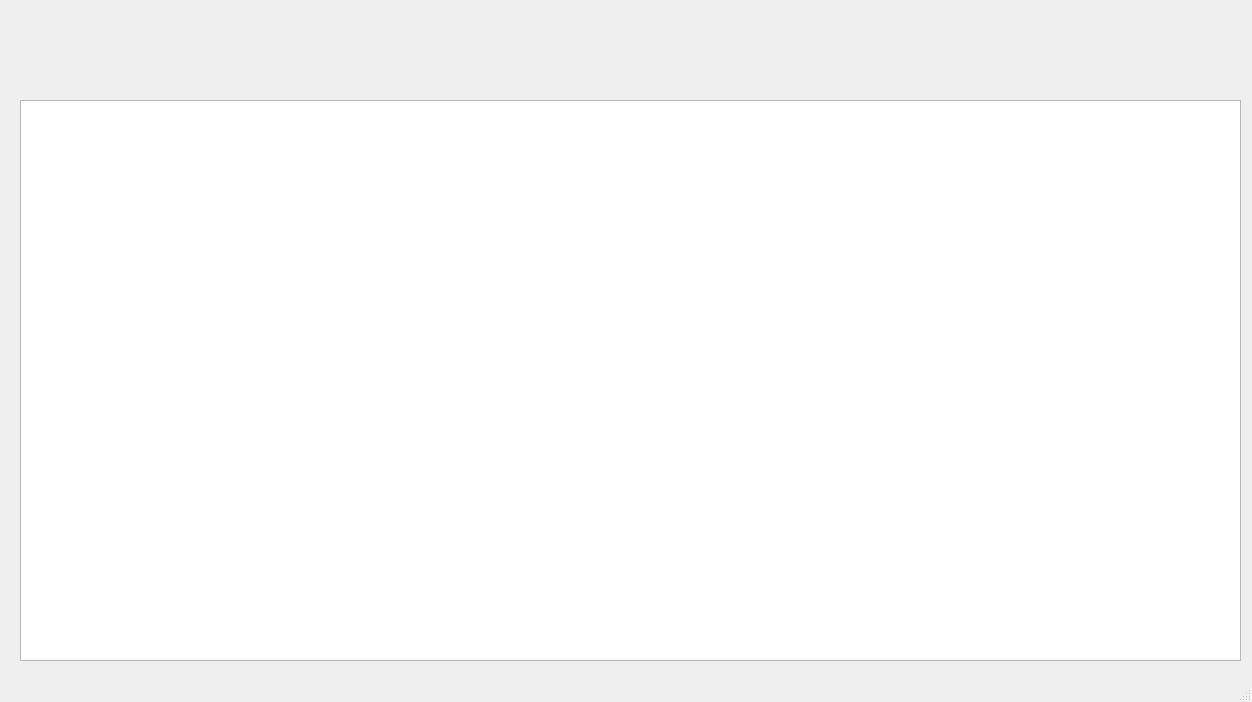
The window that mainwindow.ui (Nikonoffcmi/diplome) describes before a commit, drawn with Qt 5.
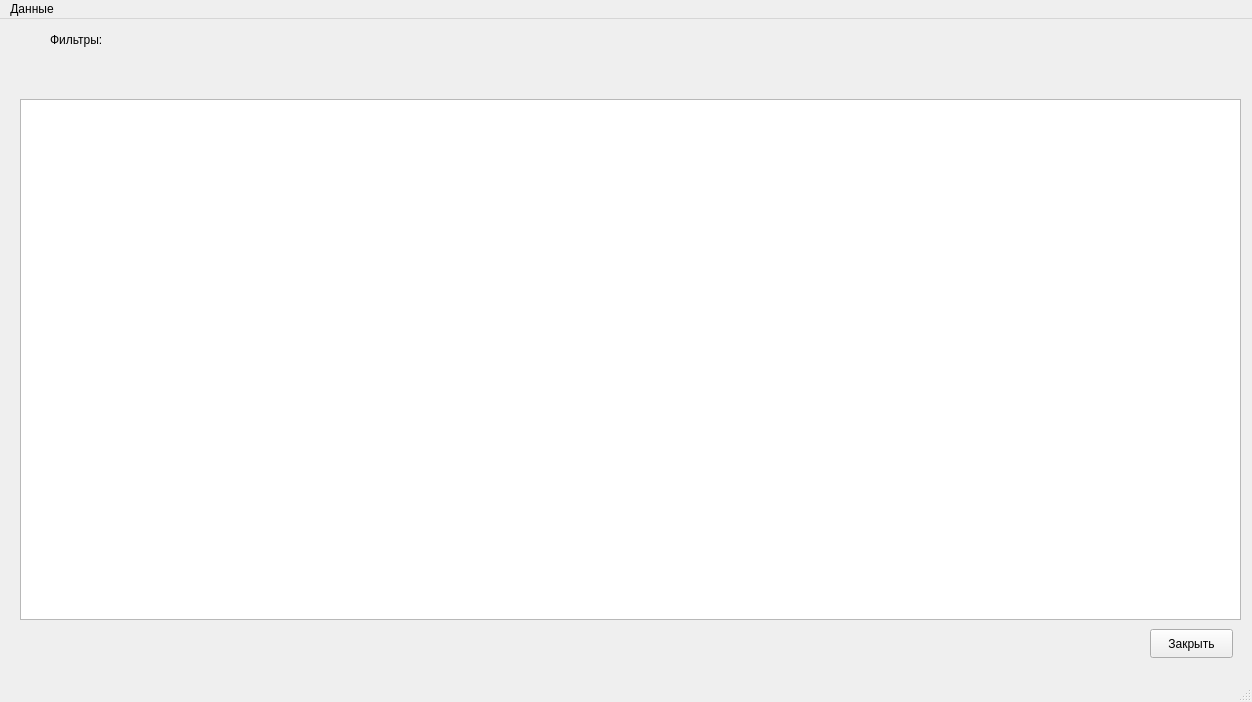
The same window after the commit.

What changed in the file:
```diff
--- a/mainwindow.ui
+++ b/mainwindow.ui
@@ -21,9 +21,9 @@
     <property name="geometry">
      <rect>
       <x>20</x>
-      <y>100</y>
+      <y>80</y>
       <width>1221</width>
-      <height>561</height>
+      <height>521</height>
      </rect>
     </property>
     <property name="autoFillBackground">
@@ -52,13 +52,39 @@
     <property name="geometry">
      <rect>
       <x>50</x>
-      <y>60</y>
+      <y>40</y>
       <width>1191</width>
       <height>31</height>
      </rect>
     </property>
     <layout class="QHBoxLayout" name="horizontalLayout"/>
    </widget>
+   <widget class="QLabel" name="label">
+    <property name="geometry">
+     <rect>
+      <x>50</x>
+      <y>10</y>
+      <width>81</width>
+      <height>21</height>
+     </rect>
+    </property>
+    <property name="text">
+     <string>Фильтры:</string>
+    </property>
+   </widget>
+   <widget class="QPushButton" name="pushButton">
+    <property name="geometry">
+     <rect>
+      <x>1150</x>
+      <y>610</y>
+      <width>83</width>
+      <height>29</height>
+     </rect>
+    </property>
+    <property name="text">
+     <string>Закрыть</string>
+    </property>
+   </widget>
   </widget>
   <widget class="QMenuBar" name="menubar">
    <property name="geometry">
@@ -69,6 +95,13 @@
      <height>25</height>
     </rect>
    </property>
+   <widget class="QMenu" name="menu">
+    <property name="title">
+     <string>Данные</string>
+    </property>
+    <addaction name="action"/>
+   </widget>
+   <addaction name="menu"/>
   </widget>
   <widget class="QStatusBar" name="statusbar"/>
  </widget>
```
Left out of the diff: 5 changed lines with no effect on the pictures.
